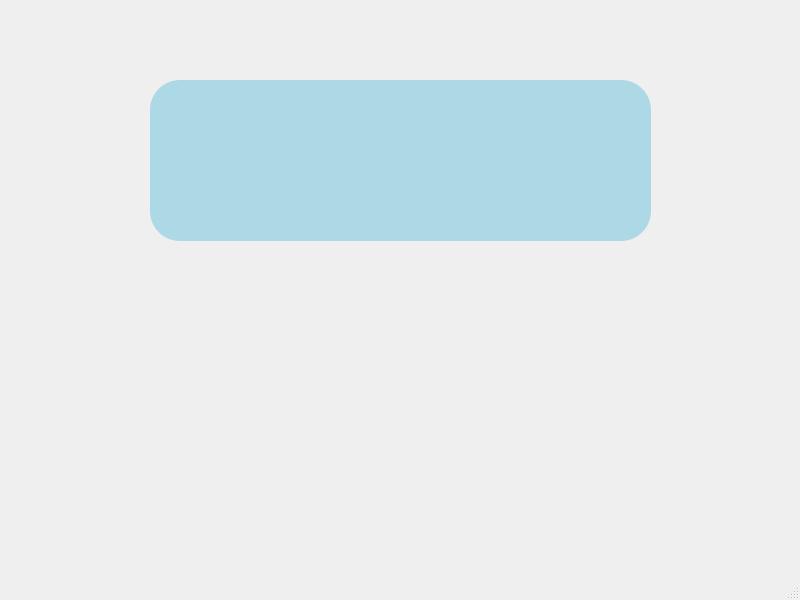
The window that logged.ui (Karoleqk/Baza-Kontaktow) describes before a commit, drawn with Qt 5.
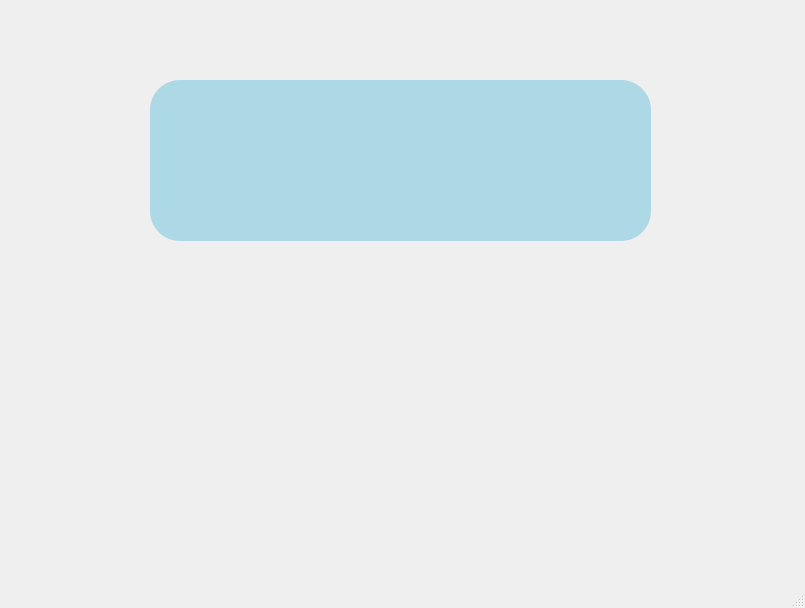
The same window after the commit.

```diff
--- a/logged.ui
+++ b/logged.ui
@@ -6,8 +6,8 @@
    <rect>
     <x>0</x>
     <y>0</y>
-    <width>800</width>
-    <height>600</height>
+    <width>805</width>
+    <height>608</height>
    </rect>
   </property>
   <property name="windowTitle">
```
Left out of the diff: 4 changed lines with no effect on the pictures.
